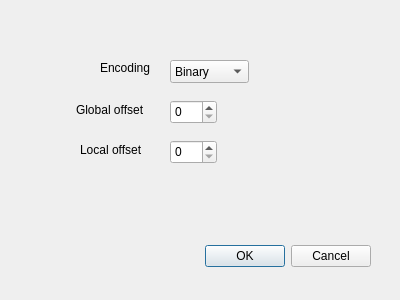
Above: BitGrapher/encodingsdialog.ui from nhurman/data-carving before the change. Below: the same form after it.
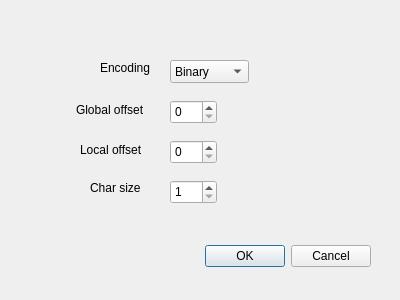
That is the form after the change.

Commit message: continued encoding window

```diff
--- a/BitGrapher/encodingsdialog.ui
+++ b/BitGrapher/encodingsdialog.ui
@@ -116,6 +116,32 @@
     <string>Local offset</string>
    </property>
   </widget>
+  <widget class="QLabel" name="label_4">
+   <property name="geometry">
+    <rect>
+     <x>90</x>
+     <y>180</y>
+     <width>57</width>
+     <height>15</height>
+    </rect>
+   </property>
+   <property name="text">
+    <string>Char size</string>
+   </property>
+  </widget>
+  <widget class="QSpinBox" name="charSize">
+   <property name="geometry">
+    <rect>
+     <x>170</x>
+     <y>180</y>
+     <width>47</width>
+     <height>24</height>
+    </rect>
+   </property>
+   <property name="minimum">
+    <number>1</number>
+   </property>
+  </widget>
  </widget>
  <resources/>
  <connections>
```
The commit also changes 3 other files.
